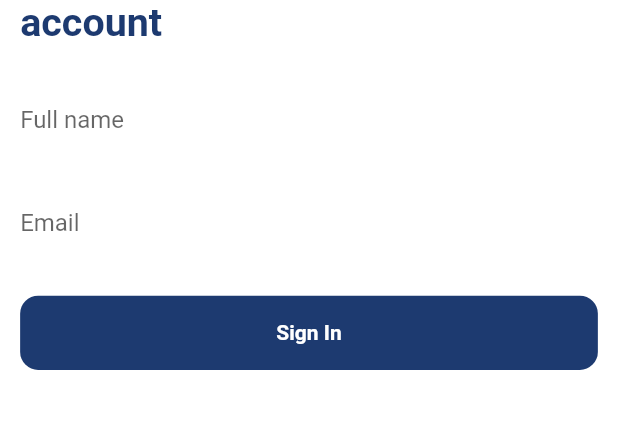
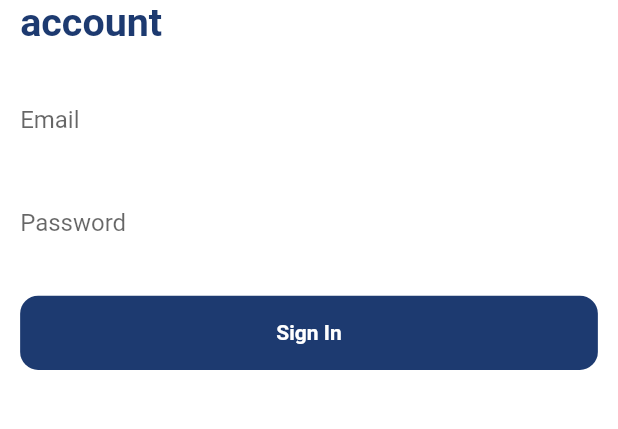
Before and after one commit to anshd258/Lumber-Spine-app-and-web, a Flutter app: the screen it shows after launch, after a tap on "Sign In", on a phone screen of 412 x 824 dp, the part 153-582 px from its top. Run offline on Flutter 3.47's test engine with Material 2 defaults, Android fonts, the phone set to English and light mode, and no system bars; our stand-ins replace carousel_slider, file_picker, flutter_bloc, font_awesome_flutter, google_fonts, pinput and 1 more; missing offline and left inert: email_otp.

Commit message:
Added sign_in_bloc

```diff
--- /dev/null
+++ b/lib/Middleware/bloc/sign_in/sign_in_bloc.dart
@@ -0,0 +1,23 @@
+import 'sign_in_event.dart';
+import 'sign_in_state.dart';
+import 'package:flutter_bloc/flutter_bloc.dart';
+
+class SignInBloc extends Bloc<SignInEvent, SignInState> {
+  SignInBloc() : super(SignInInitialState()) {
+    on<SignInTextChangedEvent>((event, emit) {
+      if (event.emailValue == "" ||
+          !RegExp(r'^[\w-\.]+@([\w-]+\.)+[\w]{2,5}')
+              .hasMatch(event.emailValue)) {
+        emit(SignInErrorState("Please enter a valid email address"));
+      } else if (event.passwordValue.length < 6) {
+        emit(SignInErrorState("Password should be atleast 6 characters long"));
+      } else {
+        emit(SignInValidState());
+      }
+    });
+
+    on<SignInSubmittedEvent>((event, emit) {
+      emit(SignInSubmittedState());
+    });
+  }
+}
--- /dev/null
+++ b/lib/Middleware/bloc/sign_in/sign_in_event.dart
@@ -0,0 +1,20 @@
+// ignore_for_file: public_member_api_docs, sort_constructors_first
+abstract class SignInEvent {}
+
+class SignInTextChangedEvent extends SignInEvent {
+  final String emailValue;
+  final String passwordValue;
+  SignInTextChangedEvent({
+    required this.emailValue,
+    required this.passwordValue,
+  });
+}
+
+class SignInSubmittedEvent extends SignInEvent {
+  final String email;
+  final String password;
+  SignInSubmittedEvent({
+    required this.email,
+    required this.password,
+  });
+}
--- /dev/null
+++ b/lib/Middleware/bloc/sign_in/sign_in_state.dart
@@ -0,0 +1,15 @@
+// ignore_for_file: public_member_api_docs, sort_constructors_first
+abstract class SignInState {}
+
+class SignInInitialState extends SignInState {}
+
+class SignInValidState extends SignInState {}
+
+class SignInErrorState extends SignInState {
+  final String errorMessage;
+  SignInErrorState(
+    this.errorMessage,
+  );
+}
+
+class SignInSubmittedState extends SignInState{}
--- a/lib/Middleware/helper/routes/routes.dart
+++ b/lib/Middleware/helper/routes/routes.dart
@@ -1,3 +1,4 @@
+import 'package:data_hub/Middleware/bloc/sign_in/sign_in_bloc.dart';
 import 'package:data_hub/UI/screens/R_factor_screen.dart';
 import 'package:data_hub/UI/screens/about_screen.dart';
 import 'package:data_hub/UI/screens/analyze_screen.dart';
@@ -6,6 +7,7 @@ import 'package:data_hub/UI/screens/home_screen.dart';
 import 'package:data_hub/UI/screens/registration_completed_screen.dart';
 import 'package:data_hub/UI/screens/sign_up.dart';
 import 'package:data_hub/UI/screens/splash_screen.dart';
+import 'package:flutter_bloc/flutter_bloc.dart';
 import 'package:flutter/material.dart';
 
 import '../../../UI/screens/country_screen.dart';
@@ -13,15 +15,28 @@ import '../../../UI/screens/signin_screen.dart';
 
 var routes = <String, WidgetBuilder>{
   '/': (context) => const SplashScreen(),
+
+  '/signin_screen': (context) => BlocProvider(
+      create: (context) => SignInBloc(),
+      child: SignInScreen(),
+  ),
+
   '/signup_screen': (context) => const SignUpScreen(),
-  '/signin_screen': (context) => SignInScreen(),
+
   // '/otp_screen': (context) => OTPScreen(),
+
   '/country_screen': (context) => const CountryScreen(),
+
   '/about_screen': (context) => AboutScreen(),
+
   '/registration_completed_screen': (context) =>
       const RegistrationCompletedScreen(),
+
   '/home_screen': (context) => const HomeScreen(),
+
   '/analyze_screen': (context) => const AnalyzeScreen(),
+
   '/checklist_screen': (context) => const ChecklistScreen(),
+
   '/R_factor_screen': (context) => RFactorScreen(),
 };
--- a/lib/UI/screens/signin_screen.dart
+++ b/lib/UI/screens/signin_screen.dart
@@ -1,4 +1,8 @@
+import 'package:data_hub/Middleware/bloc/sign_in/sign_in_bloc.dart';
+import 'package:data_hub/Middleware/bloc/sign_in/sign_in_event.dart';
+import 'package:data_hub/Middleware/bloc/sign_in/sign_in_state.dart';
 import 'package:flutter/material.dart';
+import 'package:flutter_bloc/flutter_bloc.dart';
 import 'package:google_fonts/google_fonts.dart';
 import 'package:responsive_sizer/responsive_sizer.dart';
 
@@ -9,8 +13,8 @@ class SignInScreen extends StatelessWidget {
   SignInScreen({super.key});
 
   final GlobalKey<FormState> formKey = GlobalKey<FormState>();
-  final TextEditingController _name = TextEditingController();
   final TextEditingController _email = TextEditingController();
+  final TextEditingController _password = TextEditingController();
 
   @override
   Widget build(BuildContext context) {
@@ -63,46 +67,77 @@ class SignInScreen extends StatelessWidget {
                 SizedBox(
                   height: 3.h,
                 ),
-                TextFormField(
-                  controller: _name,
+                BlocBuilder<SignInBloc, SignInState>(builder: (context, state) {
+                  return TextFormField(
+                    onChanged: (val) {
+                      BlocProvider.of<SignInBloc>(context).add(
+                        SignInTextChangedEvent(
+                          emailValue: _email.text,
+                          passwordValue: _password.text,
+                        ),
+                      );
+                    },
+                    controller: _email,
                     cursorColor: black,
-                  decoration: const InputDecoration(
-                    hintText: 'Full name',
+                    decoration: InputDecoration(
+                      hintText: 'Email',
                       border: InputBorder.none,
+                      errorText: (state is SignInErrorState)
+                          ? state.errorMessage
+                          : null,
                     ),
-                  validator: (value) {
-                    if (value!.isEmpty ||
-                        !RegExp(r'^[a-z A-Z]+$').hasMatch(value)) {
-                      return "Enter correct name";
-                    } else {
-                      return null;
-                    }
-                  },
-                ),
+                  );
+                }),
                 SizedBox(
                   height: 2.5.h,
                 ),
-                TextFormField(
-                  controller: _email,
+                BlocBuilder<SignInBloc, SignInState>(
+                  builder: (context, state) {
+                    //Specifying UI based on events
+                    return TextFormField(
+                      //Firing Event
+                      onChanged: (val) {
+                        BlocProvider.of<SignInBloc>(context).add(
+                          SignInTextChangedEvent(
+                            emailValue: _email.text,
+                            passwordValue: _password.text,
+                          ),
+                        );
+                      },
+                      controller: _password,
                       cursorColor: black,
-                  decoration: const InputDecoration(
-                    hintText: 'Email',
+                      decoration: InputDecoration(
+                        hintText: 'Password',
                         border: InputBorder.none,
+                        errorText: (state is SignInErrorState)
+                            ? state.errorMessage
+                            : null,
                       ),
-                  validator: (value) {
-                    if (value!.isEmpty ||
-                        !RegExp(r'^[\w-\.]+@([\w-]+\.)+[\w]{2,5}')
-                            .hasMatch(value)) {
-                      return "Enter correct email";
-                    } else {
-                      return null;
-                    }
+                    );
                   },
                 ),
                 SizedBox(
                   height: 3.h,
                 ),
-                BlueButton(text: 'Sign In', onTap: () {}),
+                BlocBuilder<SignInBloc, SignInState>(
+                  builder: (context, state) {
+                    if (state is SignInSubmittedState) {
+                      Navigator.pushNamed(context, '/home_screen');
+                    }
+                    return BlueButton(
+                        text: 'Sign In',
+                        onTap: () {
+                          if (state is SignInValidState) {
+                            BlocProvider.of<SignInBloc>(context).add(
+                              SignInSubmittedEvent(
+                                email: _email.text,
+                                password: _password.text,
+                              ),
+                            );
+                          }
+                        });
+                  },
+                ),
                 SizedBox(
                   height: 4.h,
                 ),
--- a/lib/main.dart
+++ b/lib/main.dart
@@ -2,5 +2,6 @@ import 'package:data_hub/Middleware/helper/main_app.dart';
 import 'package:flutter/material.dart';
 
 void main() {
+  WidgetsFlutterBinding.ensureInitialized();
   runApp(const MainApp());
 }
```
Also changed, not shown: pubspec.lock. Lines whose indentation alone changed are shown as unchanged.
